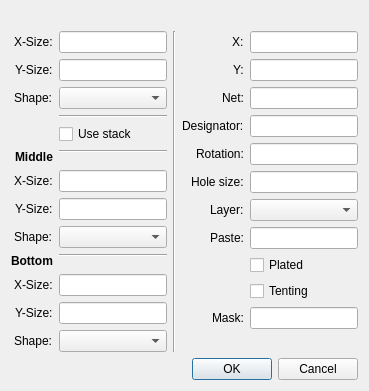
Before: the Qt Designer form xeda2/ui/ins_pad.ui in xgvargas/xeda, drawn with Qt 5.
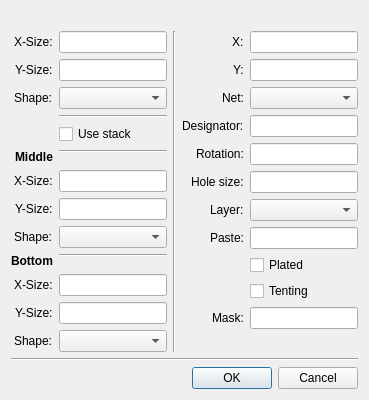
After: the same form once the commit is applied. Icons and pictures are not drawn.

Commit message: show the inspector window

The edit to the form file:
```diff
--- a/xeda2/ui/ins_pad.ui
+++ b/xeda2/ui/ins_pad.ui
@@ -7,7 +7,7 @@
     <x>0</x>
     <y>0</y>
     <width>287</width>
-    <height>476</height>
+    <height>485</height>
    </rect>
   </property>
   <property name="windowTitle">
@@ -252,9 +252,6 @@
        <item row="7" column="1">
         <widget class="QLineEdit" name="lineEdit_12"/>
        </item>
-       <item row="2" column="1">
-        <widget class="QLineEdit" name="lineEdit_14"/>
-       </item>
        <item row="9" column="1">
         <widget class="QCheckBox" name="checkBox_2">
          <property name="text">
@@ -305,10 +302,20 @@
          </property>
         </widget>
        </item>
+       <item row="2" column="1">
+        <widget class="QComboBox" name="sel_net"/>
+       </item>
       </layout>
      </item>
     </layout>
    </item>
+   <item>
+    <widget class="Line" name="line_5">
+     <property name="orientation">
+      <enum>Qt::Horizontal</enum>
+     </property>
+    </widget>
+   </item>
    <item>
     <widget class="QDialogButtonBox" name="buttonBox">
      <property name="standardButtons">
```
Left out of the diff: 1 changed line with no effect on the pictures. The commit also changes 5 other files.
